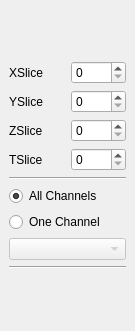
This is branches/GoFigure2Beta/Code/GUI/lib/VisualizationDockWidget.ui in gofigure2/GoFigure2 as Qt 5 draws it before an edit. The edited form follows.
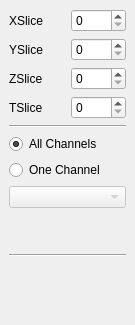
This is the edited form.

Commit message: add possibility to create a new collection from the visu dock widget

Patch:
```diff
--- a/branches/GoFigure2Beta/Code/GUI/lib/VisualizationDockWidget.ui
+++ b/branches/GoFigure2Beta/Code/GUI/lib/VisualizationDockWidget.ui
@@ -7,7 +7,7 @@
     <x>0</x>
     <y>0</y>
     <width>135</width>
-    <height>331</height>
+    <height>325</height>
    </rect>
   </property>
   <property name="sizePolicy">
@@ -133,6 +133,19 @@
           </property>
          </widget>
         </item>
+        <item>
+         <spacer name="verticalSpacer">
+          <property name="orientation">
+           <enum>Qt::Vertical</enum>
+          </property>
+          <property name="sizeHint" stdset="0">
+           <size>
+            <width>20</width>
+            <height>40</height>
+           </size>
+          </property>
+         </spacer>
+        </item>
        </layout>
       </item>
       <item>
@@ -148,6 +161,19 @@
       </item>
      </layout>
     </item>
+    <item row="1" column="0">
+     <spacer name="verticalSpacer_2">
+      <property name="orientation">
+       <enum>Qt::Vertical</enum>
+      </property>
+      <property name="sizeHint" stdset="0">
+       <size>
+        <width>20</width>
+        <height>40</height>
+       </size>
+      </property>
+     </spacer>
+    </item>
    </layout>
   </widget>
  </widget>
```
The commit also changes 9 other files.
